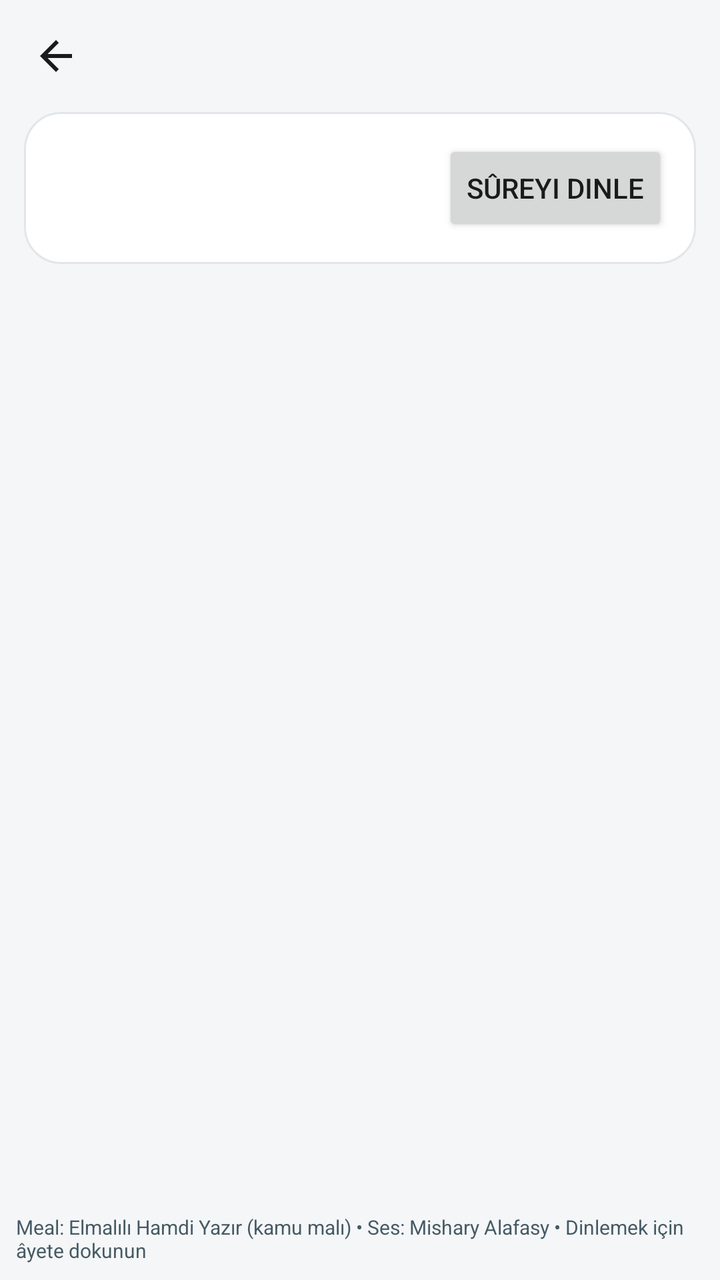
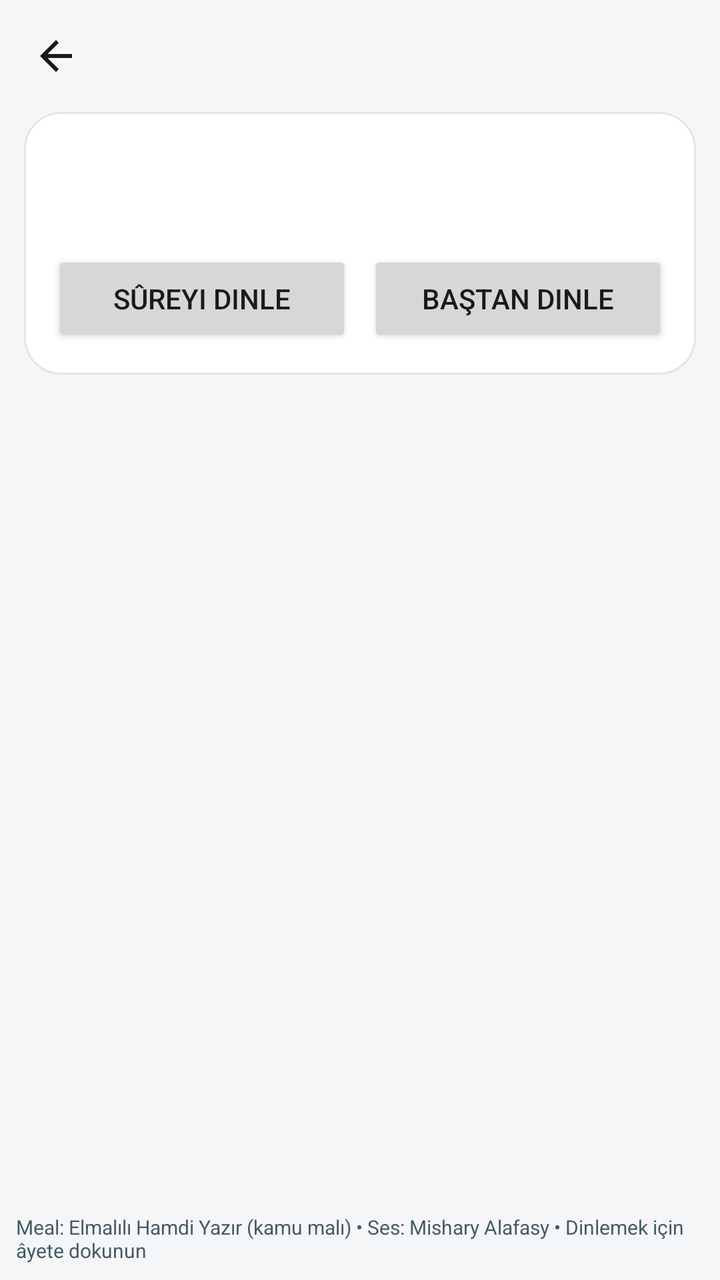

The first picture is an Android layout as it rendered before a commit; the second is the same layout after the commit. The layout source and the unified diff follow.
<!-- AndroidManifest.xml: application theme Theme.Qibla -->
<!-- res/layout/activity_surah.xml -->
<?xml version="1.0" encoding="utf-8"?>
<LinearLayout xmlns:android="http://schemas.android.com/apk/res/android"
    xmlns:app="http://schemas.android.com/apk/res-auto"
    android:layout_width="match_parent"
    android:layout_height="match_parent"
    android:background="@color/bg"
    android:orientation="vertical">

    <androidx.appcompat.widget.Toolbar
        android:id="@+id/surahToolbar"
        android:layout_width="match_parent"
        android:layout_height="?attr/actionBarSize"
        android:background="@color/bg"
        app:navigationIcon="?attr/homeAsUpIndicator"
        app:theme="@style/Theme.Qibla.Toolbar"
        app:titleTextColor="@color/text_primary" />

    <LinearLayout
        android:layout_width="match_parent"
        android:layout_height="wrap_content"
        android:layout_marginStart="12dp"
        android:layout_marginEnd="12dp"
        android:background="@drawable/panel_bg"
        android:gravity="center_vertical"
        android:orientation="horizontal"
        android:padding="14dp">

        <LinearLayout
            android:layout_width="0dp"
            android:layout_height="wrap_content"
            android:layout_weight="1"
            android:orientation="vertical">

            <TextView
                android:id="@+id/surahTitle"
                android:layout_width="match_parent"
                android:layout_height="wrap_content"
                android:textColor="@color/text_primary"
                android:textSize="20sp"
                android:textStyle="bold" />

            <TextView
                android:id="@+id/surahSub"
                android:layout_width="match_parent"
                android:layout_height="wrap_content"
                android:paddingTop="2dp"
                android:textColor="@color/text_dim"
                android:textSize="12sp" />
        </LinearLayout>

        <Button
            android:id="@+id/btnPlaySurah"
            android:layout_width="wrap_content"
            android:layout_height="wrap_content"
            android:text="@string/quran_play" />
    </LinearLayout>

    <androidx.recyclerview.widget.RecyclerView
        android:id="@+id/ayahList"
        android:layout_width="match_parent"
        android:layout_height="0dp"
        android:layout_weight="1"
        android:clipToPadding="false"
        android:paddingTop="8dp"
        android:paddingBottom="16dp"
        android:scrollbars="vertical" />

    <TextView
        android:id="@+id/surahCredit"
        android:layout_width="match_parent"
        android:layout_height="wrap_content"
        android:padding="8dp"
        android:text="@string/quran_meat_credit"
        android:textColor="@color/text_dim"
        android:textSize="10sp" />
</LinearLayout>
<!-- resources referenced by this layout -->
<resources>
  <color name="bg">#F5F6F8</color>
  <color name="text_dim">#455A64</color>
  <color name="text_primary">#1A1A1A</color>
  <!-- drawable panel_bg (drawable) -->
  <?xml version="1.0" encoding="utf-8"?>
  <shape xmlns:android="http://schemas.android.com/apk/res/android"
      android:shape="rectangle">
      <solid android:color="@color/panel" />
      <corners android:radius="18dp" />
      <stroke
          android:width="1dp"
          android:color="@color/panel_stroke" />
  </shape>
  <string name="quran_meat_credit">Meal: Elmalılı Hamdi Yazır (kamu malı) • Ses: Mishary Alafasy • Dinlemek için âyete dokunun</string>
  <string name="quran_play">Sûreyi dinle</string>
  <style name="Theme.Qibla.Toolbar" parent="ThemeOverlay.AppCompat.ActionBar">
          <item name="colorControlNormal">@color/text_primary</item>
          <item name="android:textColorPrimary">@color/text_primary</item>
      </style>
  <style name="Theme.Qibla" parent="Theme.AppCompat.DayNight.NoActionBar">
          <item name="colorAccent">@color/accent</item>
          <item name="android:windowBackground">@color/bg</item>
          <item name="android:statusBarColor">@color/bg</item>
          <item name="android:navigationBarColor">@color/bg</item>
          <item name="android:textColorPrimary">@color/text_primary</item>
          <item name="android:windowLightStatusBar">true</item>
      </style>
  <color name="panel">#FFFFFF</color>
  <color name="panel_stroke">#E2E6EA</color>
  <color name="accent">#00897B</color>
</resources>

<!-- the commit's change to res/layout/activity_surah.xml (unified diff, before → after) -->
@@ -21,38 +21,46 @@
         android:layout_marginStart="12dp"
         android:layout_marginEnd="12dp"
         android:background="@drawable/panel_bg"
-        android:gravity="center_vertical"
-        android:orientation="horizontal"
+        android:orientation="vertical"
         android:padding="14dp">
 
+        <TextView
+            android:id="@+id/surahTitle"
+            android:layout_width="match_parent"
+            android:layout_height="wrap_content"
+            android:textColor="@color/text_primary"
+            android:textSize="20sp"
+            android:textStyle="bold" />
+
+        <TextView
+            android:id="@+id/surahSub"
+            android:layout_width="match_parent"
+            android:layout_height="wrap_content"
+            android:paddingTop="2dp"
+            android:textColor="@color/text_dim"
+            android:textSize="12sp" />
+
         <LinearLayout
-            android:layout_width="0dp"
+            android:layout_width="match_parent"
             android:layout_height="wrap_content"
-            android:layout_weight="1"
-            android:orientation="vertical">
+            android:layout_marginTop="10dp"
+            android:orientation="horizontal">
 
-            <TextView
-                android:id="@+id/surahTitle"
-                android:layout_width="match_parent"
+            <Button
+                android:id="@+id/btnPlaySurah"
+                android:layout_width="0dp"
                 android:layout_height="wrap_content"
-                android:textColor="@color/text_primary"
-                android:textSize="20sp"
-                android:textStyle="bold" />
+                android:layout_weight="1"
+                android:text="@string/quran_play" />
 
-            <TextView
-                android:id="@+id/surahSub"
-                android:layout_width="match_parent"
+            <Button
+                android:id="@+id/btnRestartSurah"
+                android:layout_width="0dp"
                 android:layout_height="wrap_content"
-                android:paddingTop="2dp"
-                android:textColor="@color/text_dim"
-                android:textSize="12sp" />
+                android:layout_marginStart="8dp"
+                android:layout_weight="1"
+                android:text="@string/quran_restart" />
         </LinearLayout>
-
-        <Button
-            android:id="@+id/btnPlaySurah"
-            android:layout_width="wrap_content"
-            android:layout_height="wrap_content"
-            android:text="@string/quran_play" />
     </LinearLayout>
 
     <androidx.recyclerview.widget.RecyclerView
<!-- resource entries referenced after the edit -->
@@ -15,6 +15,7 @@
   </shape>
   <string name="quran_meat_credit">Meal: Elmalılı Hamdi Yazır (kamu malı) • Ses: Mishary Alafasy • Dinlemek için âyete dokunun</string>
   <string name="quran_play">Sûreyi dinle</string>
+  <string name="quran_restart">Baştan dinle</string>
   <style name="Theme.Qibla.Toolbar" parent="ThemeOverlay.AppCompat.ActionBar">
           <item name="colorControlNormal">@color/text_primary</item>
           <item name="android:textColorPrimary">@color/text_primary</item>
